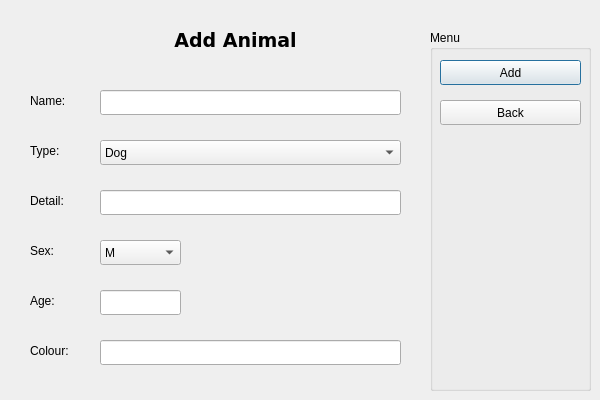
justinward3/COMP3004Project, file addanimal.ui: the form before one commit.
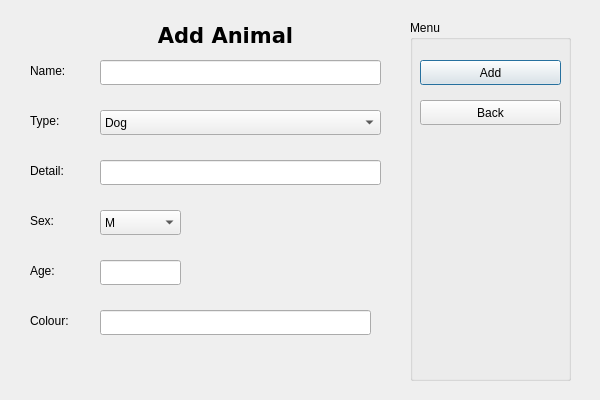
The form after the commit.

Patch:
```diff
--- a/addanimal.ui
+++ b/addanimal.ui
@@ -16,8 +16,8 @@
   <widget class="QGroupBox" name="groupBox">
    <property name="geometry">
     <rect>
-     <x>430</x>
-     <y>30</y>
+     <x>410</x>
+     <y>20</y>
      <width>161</width>
      <height>361</height>
     </rect>
@@ -29,7 +29,7 @@
     <property name="geometry">
      <rect>
       <x>10</x>
-      <y>30</y>
+      <y>40</y>
       <width>141</width>
       <height>25</height>
      </rect>
@@ -42,7 +42,7 @@
     <property name="geometry">
      <rect>
       <x>10</x>
-      <y>70</y>
+      <y>80</y>
       <width>141</width>
       <height>25</height>
      </rect>
@@ -55,16 +55,16 @@
   <widget class="QLabel" name="label">
    <property name="geometry">
     <rect>
-     <x>120</x>
-     <y>30</y>
-     <width>231</width>
-     <height>21</height>
+     <x>140</x>
+     <y>20</y>
+     <width>171</width>
+     <height>31</height>
     </rect>
    </property>
    <property name="font">
     <font>
      <family>DejaVu Sans</family>
-     <pointsize>14</pointsize>
+     <pointsize>16</pointsize>
      <weight>75</weight>
      <bold>true</bold>
     </font>
@@ -83,7 +83,7 @@
    <property name="geometry">
     <rect>
      <x>30</x>
-     <y>90</y>
+     <y>60</y>
      <width>51</width>
      <height>21</height>
     </rect>
@@ -99,8 +99,8 @@
    <property name="geometry">
     <rect>
      <x>100</x>
-     <y>90</y>
-     <width>301</width>
+     <y>60</y>
+     <width>281</width>
      <height>25</height>
     </rect>
    </property>
@@ -109,7 +109,7 @@
    <property name="geometry">
     <rect>
      <x>30</x>
-     <y>140</y>
+     <y>110</y>
      <width>64</width>
      <height>21</height>
     </rect>
@@ -122,8 +122,8 @@
    <property name="geometry">
     <rect>
      <x>100</x>
-     <y>140</y>
-     <width>301</width>
+     <y>110</y>
+     <width>281</width>
      <height>25</height>
     </rect>
    </property>
@@ -152,7 +152,7 @@
    <property name="geometry">
     <rect>
      <x>30</x>
-     <y>240</y>
+     <y>210</y>
      <width>64</width>
      <height>21</height>
     </rect>
@@ -165,7 +165,7 @@
    <property name="geometry">
     <rect>
      <x>100</x>
-     <y>240</y>
+     <y>210</y>
      <width>81</width>
      <height>25</height>
     </rect>
@@ -185,7 +185,7 @@
    <property name="geometry">
     <rect>
      <x>30</x>
-     <y>290</y>
+     <y>260</y>
      <width>64</width>
      <height>21</height>
     </rect>
@@ -198,7 +198,7 @@
    <property name="geometry">
     <rect>
      <x>100</x>
-     <y>290</y>
+     <y>260</y>
      <width>81</width>
      <height>25</height>
     </rect>
@@ -208,8 +208,8 @@
    <property name="geometry">
     <rect>
      <x>100</x>
-     <y>340</y>
-     <width>301</width>
+     <y>310</y>
+     <width>271</width>
      <height>25</height>
     </rect>
    </property>
@@ -218,7 +218,7 @@
    <property name="geometry">
     <rect>
      <x>30</x>
-     <y>340</y>
+     <y>310</y>
      <width>64</width>
      <height>21</height>
     </rect>
@@ -231,7 +231,7 @@
    <property name="geometry">
     <rect>
      <x>30</x>
-     <y>190</y>
+     <y>160</y>
      <width>64</width>
      <height>21</height>
     </rect>
@@ -244,8 +244,8 @@
    <property name="geometry">
     <rect>
      <x>100</x>
-     <y>190</y>
-     <width>301</width>
+     <y>160</y>
+     <width>281</width>
      <height>25</height>
     </rect>
    </property>
```
